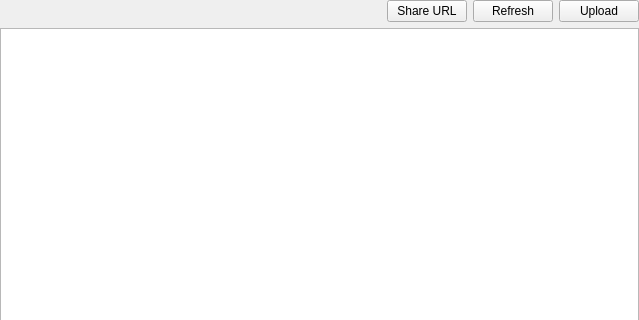
First picture: the form in client/myfilewidget.ui, repository nekosilverfox/foxcloud, before the edit; both pictures show x 0 to 639 and y 0 to 320 of the 639 by 469 pixel window.
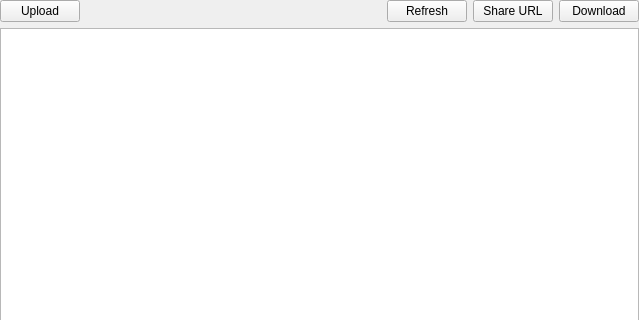
Second picture: the form after the edit.

```diff
--- a/client/myfilewidget.ui
+++ b/client/myfilewidget.ui
@@ -41,6 +41,22 @@
       <property name="bottomMargin">
        <number>0</number>
       </property>
+      <item>
+       <widget class="QPushButton" name="btnUpload">
+        <property name="text">
+         <string>Upload</string>
+        </property>
+        <property name="autoDefault">
+         <bool>false</bool>
+        </property>
+        <property name="default">
+         <bool>false</bool>
+        </property>
+        <property name="flat">
+         <bool>false</bool>
+        </property>
+       </widget>
+      </item>
       <item>
        <spacer name="horizontalSpacer">
         <property name="orientation">
@@ -54,13 +70,6 @@
         </property>
        </spacer>
       </item>
-      <item>
-       <widget class="QPushButton" name="btnShareURL">
-        <property name="text">
-         <string>Share URL</string>
-        </property>
-       </widget>
-      </item>
       <item>
        <widget class="QPushButton" name="btnRefresh">
         <property name="text">
@@ -78,9 +87,16 @@
        </widget>
       </item>
       <item>
-       <widget class="QPushButton" name="btnUpload">
+       <widget class="QPushButton" name="btnShareURL">
         <property name="text">
-         <string>Upload</string>
+         <string>Share URL</string>
+        </property>
+       </widget>
+      </item>
+      <item>
+       <widget class="QPushButton" name="btnDownload">
+        <property name="text">
+         <string>Download</string>
         </property>
         <property name="autoDefault">
          <bool>false</bool>
```
